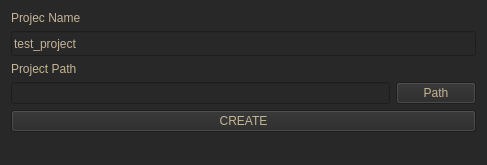
Before: the Qt Designer form createproject.ui in rocksteady591/TurboIDE, drawn with Qt 5.
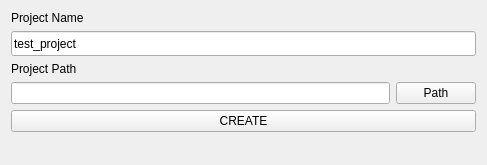
After: the same form once the commit is applied.

What changed in the file:
```diff
--- a/createproject.ui
+++ b/createproject.ui
@@ -19,20 +19,13 @@
   <property name="windowTitle">
    <string>Form</string>
   </property>
-  <property name="styleSheet">
-   <string notr="true">background-color: rgb(40, 40, 40);</string>
-  </property>
   <layout class="QVBoxLayout" name="verticalLayout_2">
    <item>
     <layout class="QVBoxLayout" name="verticalLayout">
      <item>
       <widget class="QLabel" name="lb_proj_name">
-       <property name="styleSheet">
-        <string notr="true">color: rgb(197, 181, 151);
-font: 300 11pt &quot;Cantarell&quot;;</string>
-       </property>
        <property name="text">
-        <string>Projec Name</string>
+        <string>Project Name</string>
        </property>
       </widget>
      </item>
@@ -44,10 +37,6 @@
          <height>25</height>
         </size>
        </property>
-       <property name="styleSheet">
-        <string notr="true">font: italic 9pt &quot;Cantarell&quot;;
-color: rgb(197, 181, 151);</string>
-       </property>
        <property name="text">
         <string>test_project</string>
        </property>
@@ -55,10 +44,6 @@
      </item>
      <item>
       <widget class="QLabel" name="lb_proj_path">
-       <property name="styleSheet">
-        <string notr="true">color: rgb(197, 181, 151);
-font: 300 11pt &quot;Cantarell&quot;;</string>
-       </property>
        <property name="text">
         <string>Project Path</string>
        </property>
@@ -67,19 +52,10 @@
      <item>
       <layout class="QHBoxLayout" name="horizontalLayout_2">
        <item>
-        <widget class="QLineEdit" name="le_project_path">
-         <property name="styleSheet">
-          <string notr="true">font: italic 9pt &quot;Cantarell&quot;;
-color: rgb(197, 181, 151);</string>
-         </property>
-        </widget>
+        <widget class="QLineEdit" name="le_project_path"/>
        </item>
        <item>
         <widget class="QPushButton" name="pb_create_2">
-         <property name="styleSheet">
-          <string notr="true">color: rgb(197, 181, 151);
-font: 300 11pt &quot;Cantarell&quot;;</string>
-         </property>
          <property name="text">
           <string>Path</string>
          </property>
@@ -89,10 +65,6 @@
      </item>
      <item>
       <widget class="QPushButton" name="pb_create">
-       <property name="styleSheet">
-        <string notr="true">color: rgb(197, 181, 151);
-font: 300 11pt &quot;Cantarell&quot;;</string>
-       </property>
        <property name="text">
         <string>CREATE</string>
        </property>
```
